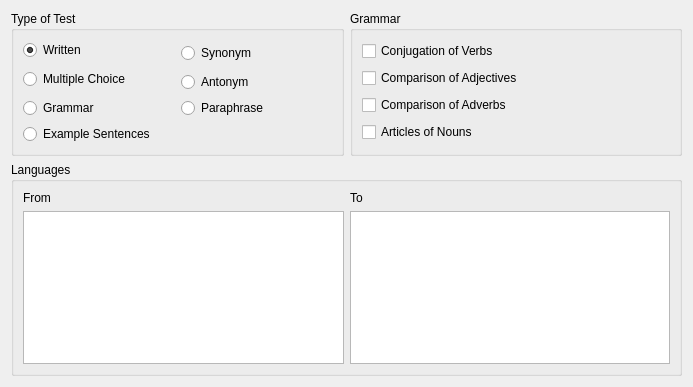
Old version of the form src/configure-practice/configurepracticewidget.ui in the repository KDE/parley.
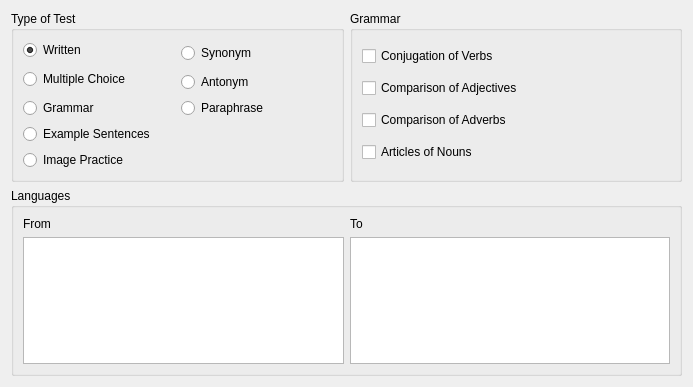
New version of the form. Custom widgets are drawn as their Qt base class.

Commit message: add image practice, still very basic

```diff
--- a/src/configure-practice/configurepracticewidget.ui
+++ b/src/configure-practice/configurepracticewidget.ui
@@ -68,6 +68,13 @@
         </property>
        </widget>
       </item>
+      <item row="5" column="0" colspan="2" >
+       <widget class="QRadioButton" name="ImagePracticeRadio" >
+        <property name="text" >
+         <string>Image Practice</string>
+        </property>
+       </widget>
+      </item>
      </layout>
     </widget>
    </item>
```
The commit also changes 7 other files.
